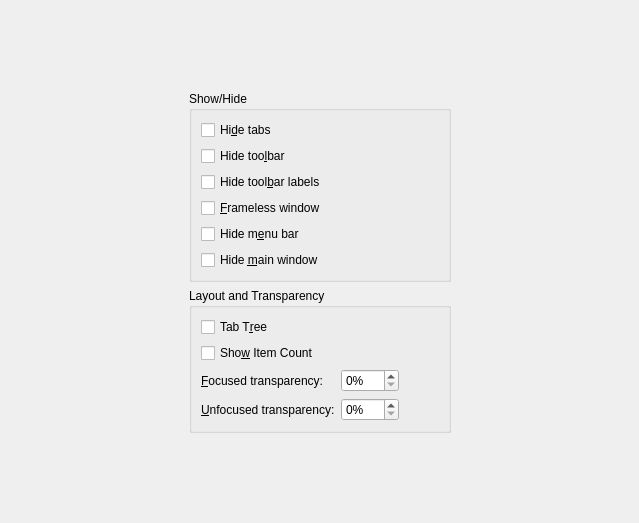
Qt form src/ui/configtablayout.ui (hluk/CopyQ) before a commit.
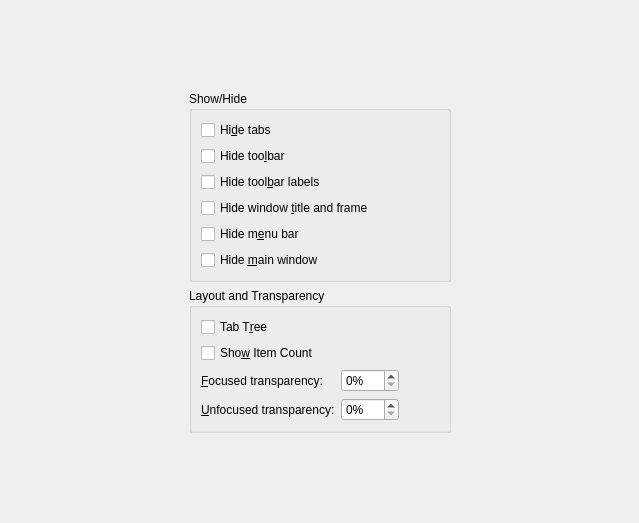
The same form after that commit.

Commit message: Make a new layout option consistent with others

The edit to the form file:
```diff
--- a/src/ui/configtablayout.ui
+++ b/src/ui/configtablayout.ui
@@ -95,7 +95,7 @@
                <string>Hide window title and frame (drag empty area to move, drag bottom right corner to resize)</string>
               </property>
               <property name="text">
-               <string>&amp;Frameless window</string>
+               <string>Hide window &amp;title and frame</string>
               </property>
              </widget>
             </item>
```
Left out of the diff: 2 changed lines with no effect on the pictures.
